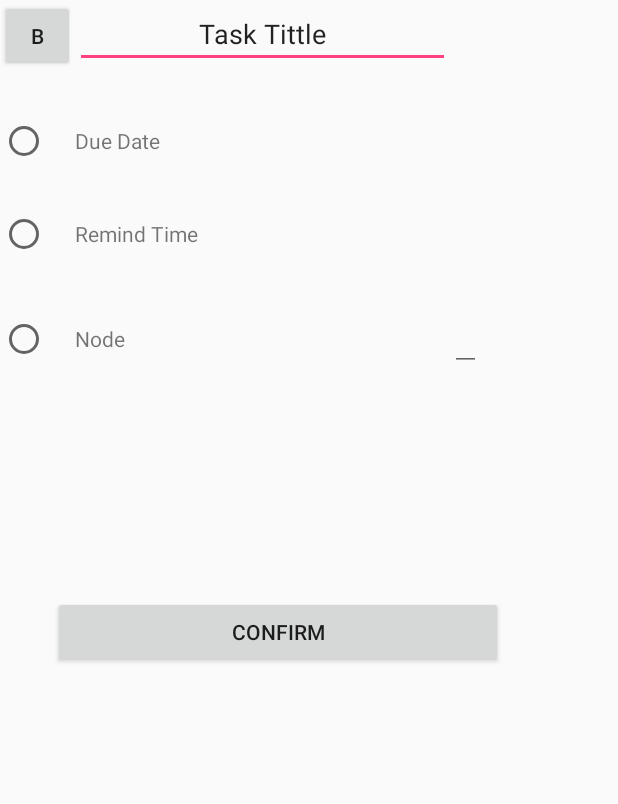
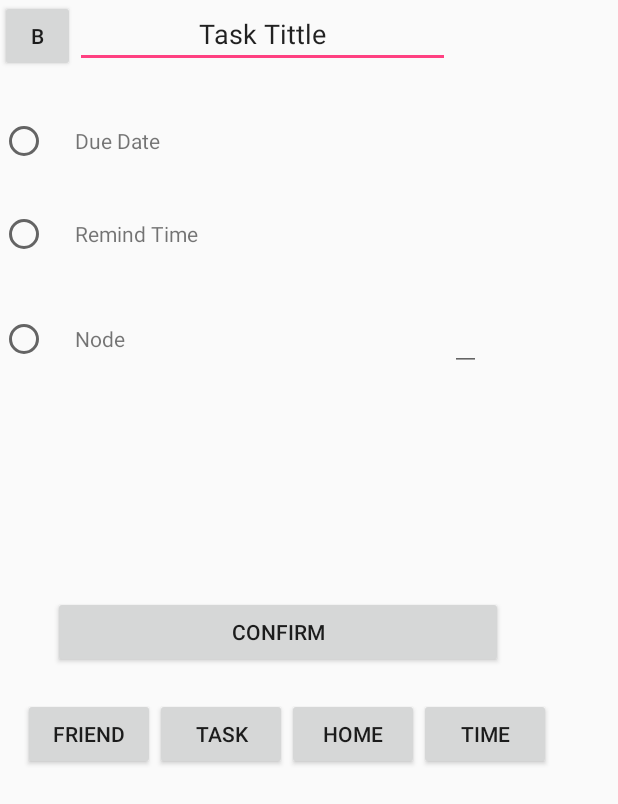
Before and after one commit to StormingRogerGu/CS-8803, an Android app: the layout task_setting.xml on its own in the app's theme, with its tools: preview values and no code run, on a phone screen of 412 x 824 dp. Shown: the top 804 px of the screen. Run offline under Robolectric (Android 15) with nearby library versions, the phone set to English and light mode, and no system bars.

Commit message:
navigation bar

```diff
--- a/CS_8803_Android/app/src/main/res/layout/navigation_bar.xml
+++ b/CS_8803_Android/app/src/main/res/layout/navigation_bar.xml
@@ -8,7 +8,7 @@
        android:id="@+id/TableLayout2"
        android:layout_width="match_parent"
        android:layout_height="match_parent"
-       android:layout_marginTop="450dp">
+       android:layout_marginTop="20dp">
 
         <TableRow
             android:layout_marginLeft="15dp">
--- a/CS_8803_Android/app/src/main/res/layout/task_setting.xml
+++ b/CS_8803_Android/app/src/main/res/layout/task_setting.xml
@@ -86,7 +86,7 @@
         android:layout_height="wrap_content"
         android:text="Confirm"/>
 
-
+    <include layout = "@layout/navigation_bar"/>
 
 
 </LinearLayout>
```
